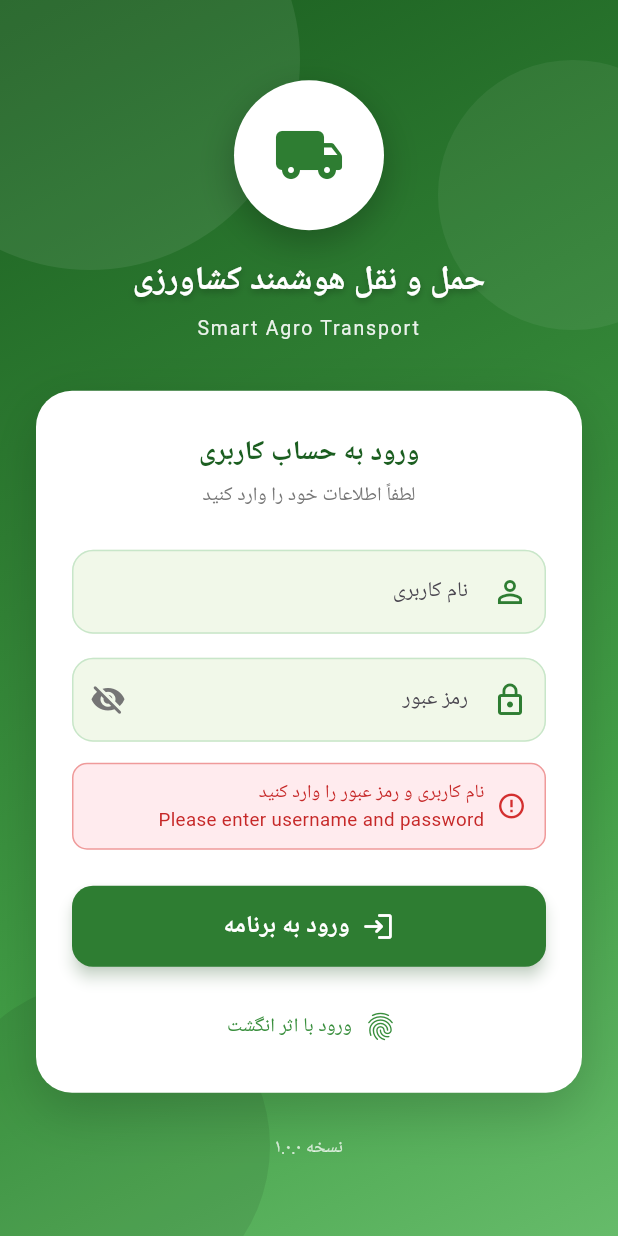
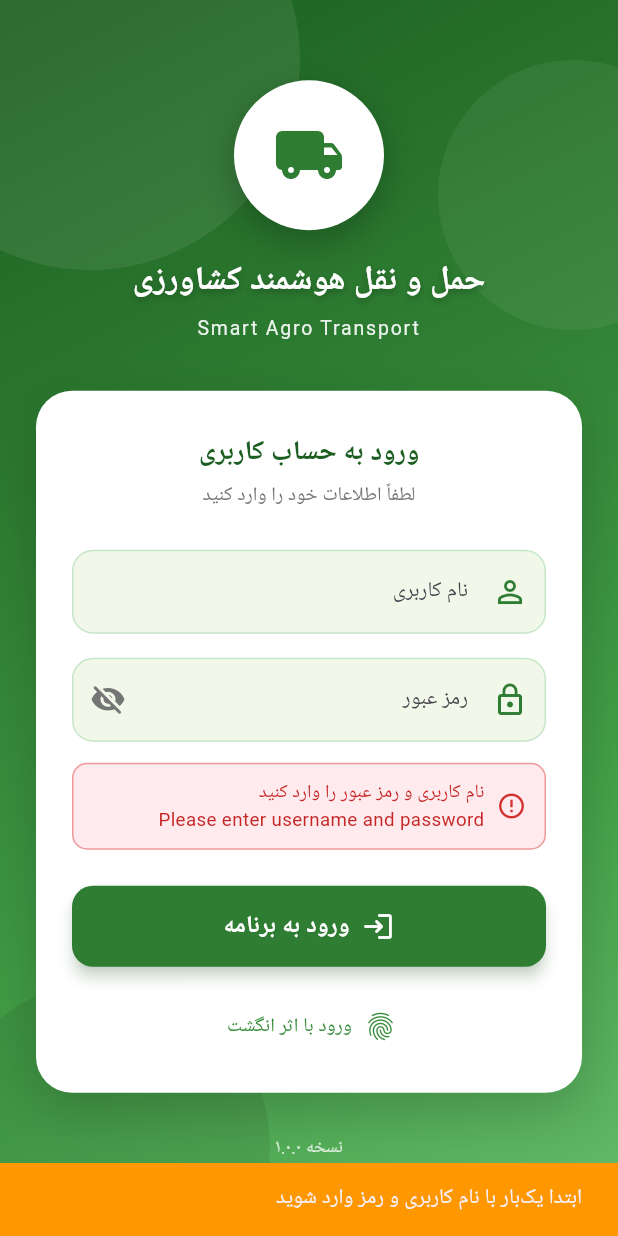
Before and after one commit to exportsaeid/smart_agro_transport, a Flutter app: the screen it shows after launch, after a tap on "ورود به برنامه", after a tap on "ورود با اثر انگشت", on a phone screen of 412 x 824 dp. Run offline on Flutter 3.47's test engine with Material 3 defaults, Android fonts, the phone set to English and light mode, and no system bars; our stand-ins replace file_picker, flutter_map, geolocator, latlong2, local_auth, open_filex and 7 more; missing offline and left inert: mailer, persian_datetime_picker, workmanager; accounts and stored records are empty; Roboto replaces fonts that are missing (Tahoma); statements that could not run were skipped.

Commit message:
Update project

```diff
--- a/lib/ui/login_page.dart
+++ b/lib/ui/login_page.dart
@@ -41,7 +41,35 @@ class _LoginPageState extends State<LoginPage>
       end: Offset.zero,
     ).animate(CurvedAnimation(parent: _animController, curve: Curves.easeOutCubic));
     _animController.forward();
-    _checkBiometrics();
+    _tryAutoBiometrics();
+  }
+
+  /// ورود خودکار با اثر انگشت فقط اگر قبلاً فعال شده باشد
+  Future<void> _tryAutoBiometrics() async {
+    final prefs = await SharedPreferences.getInstance();
+    final bool useBiometrics = prefs.getBool('use_biometrics') ?? false;
+    final String? lastUser = prefs.getString('last_username');
+    if (!useBiometrics || lastUser == null || lastUser.isEmpty) return;
+
+    try {
+      final bool isSupported = await _localAuth.isDeviceSupported();
+      final bool canCheck = await _localAuth.canCheckBiometrics;
+      if (!isSupported || !canCheck) return;
+
+      final bool didAuthenticate = await _localAuth.authenticate(
+        localizedReason: 'لطفاً برای ورود انگشت خود را روی حسگر قرار دهید',
+        options: const AuthenticationOptions(
+          biometricOnly: false,
+          stickyAuth: true,
+        ),
+      );
+
+      if (didAuthenticate && mounted) {
+        _proceedToMain(lastUser);
+      }
+    } catch (_) {
+      // در حالت خودکار خطا را بی‌صدا نادیده می‌گیریم
+    }
   }
 
   @override
@@ -55,21 +83,73 @@ class _LoginPageState extends State<LoginPage>
 
   Future<void> _checkBiometrics() async {
     final prefs = await SharedPreferences.getInstance();
-    final bool useBiometrics = prefs.getBool('use_biometrics') ?? false;
     final String? lastUser = prefs.getString('last_username');
 
-    if (useBiometrics && lastUser != null) {
-      final bool canAuthenticateWithBiometrics =
-          await _localAuth.canCheckBiometrics;
-      if (canAuthenticateWithBiometrics) {
+    // حداقل یک‌بار باید با رمز وارد شده باشد
+    if (lastUser == null || lastUser.isEmpty) {
+      if (mounted) {
+        ScaffoldMessenger.of(context).showSnackBar(
+          const SnackBar(
+            content: Text(
+              'ابتدا یک‌بار با نام کاربری و رمز وارد شوید',
+              style: TextStyle(fontFamily: 'Tahoma'),
+            ),
+            backgroundColor: Colors.orange,
+            duration: Duration(seconds: 3),
+          ),
+        );
+      }
+      return;
+    }
+
+    try {
+      final bool isSupported = await _localAuth.isDeviceSupported();
+      final bool canCheck = await _localAuth.canCheckBiometrics;
+      final List<BiometricType> biometrics =
+      await _localAuth.getAvailableBiometrics();
+
+      if (!isSupported || !canCheck || biometrics.isEmpty) {
+        if (mounted) {
+          ScaffoldMessenger.of(context).showSnackBar(
+            const SnackBar(
+              content: Text(
+                'اثر انگشت / Face ID روی این دستگاه فعال نیست.\nاز تنظیمات گوشی اثر انگشت را ثبت کنید.',
+                style: TextStyle(fontFamily: 'Tahoma'),
+              ),
+              backgroundColor: Colors.orange,
+              duration: Duration(seconds: 4),
+            ),
+          );
+        }
+        return;
+      }
+
       final bool didAuthenticate = await _localAuth.authenticate(
         localizedReason: 'لطفاً برای ورود انگشت خود را روی حسگر قرار دهید',
-          options: const AuthenticationOptions(biometricOnly: true),
+        options: const AuthenticationOptions(
+          biometricOnly: false,
+          stickyAuth: true,
+        ),
       );
 
       if (didAuthenticate) {
+        await prefs.setBool('use_biometrics', true);
+        if (mounted) {
           _proceedToMain(lastUser);
         }
+      }
+    } catch (e) {
+      if (mounted) {
+        ScaffoldMessenger.of(context).showSnackBar(
+          SnackBar(
+            content: Text(
+              'خطا در احراز هویت بیومتریک:\n$e',
+              style: const TextStyle(fontFamily: 'Tahoma'),
+            ),
+            backgroundColor: Colors.red,
+            duration: const Duration(seconds: 4),
+          ),
+        );
       }
     }
   }
@@ -86,7 +166,8 @@ class _LoginPageState extends State<LoginPage>
     if (username.isEmpty || password.isEmpty) {
       setState(() {
         _isLoading = false;
-        _errorMessage = 'نام کاربری و رمز عبور را وارد کنید\nPlease enter username and password';
+        _errorMessage =
+        'نام کاربری و رمز عبور را وارد کنید\nPlease enter username and password';
       });
       return;
     }
@@ -96,6 +177,7 @@ class _LoginPageState extends State<LoginPage>
     if (user != null) {
       final prefs = await SharedPreferences.getInstance();
       await prefs.setString('last_username', username);
+      await prefs.setBool('use_biometrics', true);
 
       if (await _authRepository.isUsingDefaultPassword(username)) {
         setState(() => _isLoading = false);
@@ -170,7 +252,8 @@ class _LoginPageState extends State<LoginPage>
                 children: [
                   const Text(
                     'رمز عبور شما پیش‌فرض است. لطفاً آن را تغییر دهید.\nYour password is default. Please change it.',
-                    style: TextStyle(fontFamily: 'Tahoma', fontSize: 13, height: 1.5),
+                    style:
+                    TextStyle(fontFamily: 'Tahoma', fontSize: 13, height: 1.5),
                   ),
                   const SizedBox(height: 16),
                   TextField(
@@ -254,7 +337,6 @@ class _LoginPageState extends State<LoginPage>
     return Scaffold(
       body: Stack(
         children: [
-          // ===== پس‌زمینه گرادیان زیبا =====
           Container(
             width: double.infinity,
             height: double.infinity,
@@ -263,17 +345,15 @@ class _LoginPageState extends State<LoginPage>
                 begin: Alignment.topLeft,
                 end: Alignment.bottomRight,
                 colors: [
-                  Color(0xFF1B5E20), // سبز تیره
-                  Color(0xFF2E7D32), // سبز اصلی
-                  Color(0xFF43A047), // سبز روشن‌تر
-                  Color(0xFF66BB6A), // سبز ملایم
+                  Color(0xFF1B5E20),
+                  Color(0xFF2E7D32),
+                  Color(0xFF43A047),
+                  Color(0xFF66BB6A),
                 ],
                 stops: [0.0, 0.35, 0.7, 1.0],
               ),
             ),
           ),
-
-          // اشکال تزئینی نرم
           Positioned(
             top: -100,
             left: -80,
@@ -310,8 +390,6 @@ class _LoginPageState extends State<LoginPage>
               ),
             ),
           ),
-
-          // ===== محتوا =====
           SafeArea(
             child: Center(
               child: SingleChildScrollView(
@@ -325,7 +403,6 @@ class _LoginPageState extends State<LoginPage>
                       mainAxisAlignment: MainAxisAlignment.center,
                       children: [
                         const SizedBox(height: 12),
-                        // ===== لوگو =====
                         Container(
                           width: 100,
                           height: 100,
@@ -376,12 +453,9 @@ class _LoginPageState extends State<LoginPage>
                           ),
                         ),
                         const SizedBox(height: 32),
-
-                        // ===== کارت لاگین =====
                         Container(
                           width: size.width > 480 ? 420 : double.infinity,
-                          padding:
-                              const EdgeInsets.fromLTRB(24, 28, 24, 20),
+                          padding: const EdgeInsets.fromLTRB(24, 28, 24, 20),
                           decoration: BoxDecoration(
                             color: Colors.white,
                             borderRadius: BorderRadius.circular(24),
@@ -419,13 +493,10 @@ class _LoginPageState extends State<LoginPage>
                                   ),
                                 ),
                                 const SizedBox(height: 26),
-
-                              // نام کاربری
                                 TextField(
                                   controller: _usernameController,
                                   textInputAction: TextInputAction.next,
-                                onSubmitted: (_) =>
-                                    FocusScope.of(context)
+                                  onSubmitted: (_) => FocusScope.of(context)
                                       .requestFocus(_passwordFocus),
                                   style: const TextStyle(fontFamily: 'Tahoma'),
                                   decoration: InputDecoration(
@@ -443,8 +514,8 @@ class _LoginPageState extends State<LoginPage>
                                     ),
                                     enabledBorder: OutlineInputBorder(
                                       borderRadius: BorderRadius.circular(14),
-                                    borderSide: BorderSide(
-                                        color: Colors.green.shade100),
+                                      borderSide:
+                                      BorderSide(color: Colors.green.shade100),
                                     ),
                                     focusedBorder: OutlineInputBorder(
                                       borderRadius: BorderRadius.circular(14),
@@ -460,8 +531,6 @@ class _LoginPageState extends State<LoginPage>
                                   ),
                                 ),
                                 const SizedBox(height: 16),
-
-                              // رمز عبور
                                 TextField(
                                   controller: _passwordController,
                                   focusNode: _passwordFocus,
@@ -498,8 +567,8 @@ class _LoginPageState extends State<LoginPage>
                                     ),
                                     enabledBorder: OutlineInputBorder(
                                       borderRadius: BorderRadius.circular(14),
-                                    borderSide: BorderSide(
-                                        color: Colors.green.shade100),
+                                      borderSide:
+                                      BorderSide(color: Colors.green.shade100),
                                     ),
                                     focusedBorder: OutlineInputBorder(
                                       borderRadius: BorderRadius.circular(14),
@@ -514,8 +583,6 @@ class _LoginPageState extends State<LoginPage>
                                         fontSize: 13),
                                   ),
                                 ),
-
-                              // پیام خطا
                                 if (_errorMessage != null) ...[
                                   const SizedBox(height: 14),
                                   Container(
@@ -524,8 +591,8 @@ class _LoginPageState extends State<LoginPage>
                                     decoration: BoxDecoration(
                                       color: Colors.red.shade50,
                                       borderRadius: BorderRadius.circular(10),
-                                    border: Border.all(
-                                        color: Colors.red.shade200),
+                                      border:
+                                      Border.all(color: Colors.red.shade200),
                                     ),
                                     child: Row(
                                       children: [
@@ -547,22 +614,18 @@ class _LoginPageState extends State<LoginPage>
                                     ),
                                   ),
                                 ],
-
                                 const SizedBox(height: 24),
-
-                              // دکمه ورود
                                 SizedBox(
                                   height: 54,
                                   child: ElevatedButton(
-                                  onPressed:
-                                      _isLoading ? null : _handleLogin,
+                                    onPressed: _isLoading ? null : _handleLogin,
                                     style: ElevatedButton.styleFrom(
                                       backgroundColor: const Color(0xFF2E7D32),
                                       disabledBackgroundColor:
                                       const Color(0xFF81C784),
                                       elevation: 4,
-                                    shadowColor:
-                                        const Color(0xFF2E7D32).withOpacity(0.45),
+                                      shadowColor: const Color(0xFF2E7D32)
+                                          .withOpacity(0.45),
                                       shape: RoundedRectangleBorder(
                                         borderRadius: BorderRadius.circular(14),
                                       ),
@@ -596,10 +659,7 @@ class _LoginPageState extends State<LoginPage>
                                     ),
                                   ),
                                 ),
-
                                 const SizedBox(height: 16),
-
-                              // اثر انگشت
                                 TextButton.icon(
                                   onPressed: _checkBiometrics,
                                   icon: Icon(Icons.fingerprint,
@@ -617,7 +677,6 @@ class _LoginPageState extends State<LoginPage>
                             ),
                           ),
                         ),
-
                         const SizedBox(height: 28),
                         Text(
                           'نسخه ۱.۰.۰',
```
Also changed, not shown: 1 other file. Lines whose indentation alone changed are shown as unchanged.
